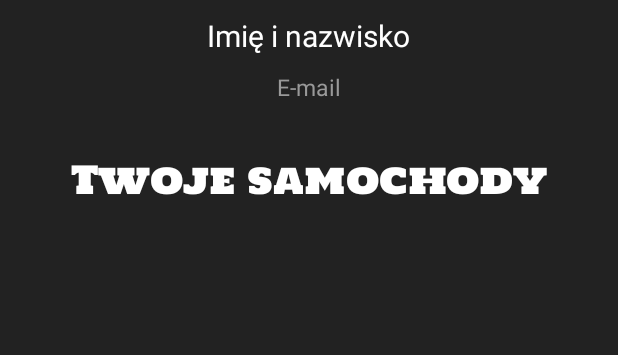
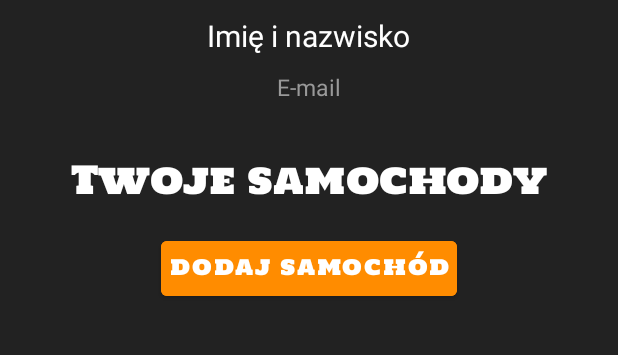
Before and after one commit to zulux99/parkopol, an Android app: the screen it shows after launch once a user with an empty profile is signed in (SecondActivity), in the side drawer, after a tap on "Konto", on a phone screen of 412 x 824 dp, the part 318-673 px from its top. Run offline under Robolectric (Android 15) with nearby library versions, the phone set to English and light mode, and no system bars; our stand-ins replace Firebase (no records; nobody signed in at launch, a user with empty details on screens opened directly), Picasso; pictures from the network do not load.

Commit message:
dodawanie samochodu - XML

```diff
--- a/app/src/main/java/com/example/parkopol/HistoriaFragment.kt
+++ b/app/src/main/java/com/example/parkopol/HistoriaFragment.kt
@@ -6,6 +6,7 @@ import android.view.View
 import android.view.ViewGroup
 import android.widget.ArrayAdapter
 import android.widget.ListView
+import android.widget.TextView
 import androidx.fragment.app.Fragment
 import com.google.android.gms.maps.model.MarkerOptions
 import com.google.firebase.auth.FirebaseAuth
@@ -53,7 +54,7 @@ class HistoriaFragment: Fragment() {
 
                         }
                     }
-                    var arrayAdapter = ArrayAdapter(context!!, android.R.layout.simple_list_item_1, tablicaParkowan)
+                    var arrayAdapter = ArrayAdapter(context!!, R.layout.custom_textview, tablicaParkowan)
                     listaParkowan.adapter = arrayAdapter
                 }
 
--- a/app/src/main/java/com/example/parkopol/KontoFragment.kt
+++ b/app/src/main/java/com/example/parkopol/KontoFragment.kt
@@ -36,12 +36,24 @@ class KontoFragment : Fragment() {
     ): View? {
         val myView = inflater.inflate(R.layout.fragment_konto, container, false)
         kontoBinding = FragmentKontoBinding.bind(myView)
-        val button = myView.findViewById(R.id.konto_usun) as Button
-        button.setOnClickListener {
+        val usunKontoButton = myView.findViewById(R.id.konto_usun) as Button
+        usunKontoButton.setOnClickListener {
             Log.d("komunikat", "1")
             deleteUser()
             Firebase.auth.signOut()
 //            TODO: po dwukrotnym usunięciu i zalogowaniu się crashuje
+        }
+        kontoBinding.dodajSamochod.setOnClickListener {
+            Toast.makeText(context, "Teścik", Toast.LENGTH_SHORT).show()
+            if (kontoBinding.zapiszSamochod.visibility == View.GONE) {
+                kontoBinding.samochodNazwa.visibility = View.VISIBLE
+                kontoBinding.samochodNrRejestracyjny.visibility = View.VISIBLE
+                kontoBinding.zapiszSamochod.visibility = View.VISIBLE
+            } else {
+                kontoBinding.samochodNazwa.visibility = View.GONE
+                kontoBinding.samochodNrRejestracyjny.visibility = View.GONE
+                kontoBinding.zapiszSamochod.visibility = View.GONE
+            }
         }
         val signInAccount: GoogleSignInAccount? = GoogleSignIn.getLastSignedInAccount(context)
         if (signInAccount != null) {
--- a/app/src/main/java/com/example/parkopol/MapaFragment.kt
+++ b/app/src/main/java/com/example/parkopol/MapaFragment.kt
@@ -122,7 +122,6 @@ class MapaFragment : Fragment(), OnMapReadyCallback, GoogleMap.OnMarkerClickList
         }
     }
 
-
     override fun onMarkerClick(marker: Marker): Boolean {
         val btnZaparkuj = view?.findViewById(R.id.zaparkuj) as Button
         btnZaparkuj.setOnClickListener{
@@ -133,7 +132,6 @@ class MapaFragment : Fragment(), OnMapReadyCallback, GoogleMap.OnMarkerClickList
         val intent = Intent(activity, SecondActivity::class.java)
         startActivity(intent)
         }
-
         btnZaparkuj.visibility = View.VISIBLE
         return false
     }
--- /dev/null
+++ b/app/src/main/res/layout/custom_textview.xml
@@ -0,0 +1,11 @@
+<?xml version="1.0" encoding="utf-8"?>
+<TextView xmlns:android="http://schemas.android.com/apk/res/android"
+    android:id="@android:id/text1"
+    android:layout_width="match_parent"
+    android:layout_height="wrap_content"
+    android:textAppearance="?android:attr/textAppearanceListItemSmall"
+    android:paddingStart="?android:attr/listPreferredItemPaddingStart"
+    android:paddingEnd="?android:attr/listPreferredItemPaddingEnd"
+    android:minHeight="?android:attr/listPreferredItemHeightSmall"
+    android:textColor="@color/white"
+    android:gravity="center_vertical" />
--- a/app/src/main/res/layout/fragment_historia.xml
+++ b/app/src/main/res/layout/fragment_historia.xml
@@ -4,9 +4,10 @@
     android:layout_height="match_parent"
     android:background="@color/tlo"
     android:id="@+id/fragment_historia">
-
     <ListView
         android:id="@+id/lista_parkowan"
         android:layout_width="match_parent"
+        android:divider="#aaa"
+        android:dividerHeight="1dp"
         android:layout_height="match_parent" />
 </RelativeLayout>
--- a/app/src/main/res/layout/fragment_konto.xml
+++ b/app/src/main/res/layout/fragment_konto.xml
@@ -1,23 +1,23 @@
 <?xml version="1.0" encoding="utf-8"?>
 <RelativeLayout xmlns:android="http://schemas.android.com/apk/res/android"
     xmlns:tools="http://schemas.android.com/tools"
+    android:id="@+id/fragment_konto"
     android:layout_width="match_parent"
     android:layout_height="match_parent"
-    android:background="@color/tlo"
-    android:id="@+id/fragment_konto">
+    android:background="@color/tlo">
 
     <TextView
         android:id="@+id/textView4"
         android:layout_width="wrap_content"
         android:layout_height="wrap_content"
         android:layout_alignParentTop="true"
+        android:layout_centerHorizontal="true"
+        android:layout_marginTop="0dp"
+        android:fontFamily="@font/holtwoodone"
         android:paddingTop="10dp"
-        android:layout_marginTop="0dp"
-        android:textSize="25dp"
-        android:fontFamily="@font/holtwoodone"
+        android:text="Zalogowany jako"
         android:textColor="@color/white"
-        android:layout_centerHorizontal="true"
-        android:text="Zalogowany jako" />
+        android:textSize="25dp" />
 
     <ImageView
         android:id="@+id/nav_avatar"
@@ -35,10 +35,10 @@
         android:layout_below="@+id/nav_avatar"
         android:layout_centerHorizontal="true"
         android:layout_marginTop="10dp"
+        android:text="Imię i nazwisko"
+        android:textAppearance="@style/TextAppearance.AppCompat.Body1"
         android:textColor="@color/white"
-        android:textSize="20dp"
-        android:text="Imię i nazwisko"
-        android:textAppearance="@style/TextAppearance.AppCompat.Body1" />
+        android:textSize="20dp" />
 
     <TextView
         android:id="@+id/adres_email"
@@ -47,9 +47,9 @@
         android:layout_below="@+id/imie_nazwisko"
         android:layout_centerHorizontal="true"
         android:layout_marginTop="10dp"
+        android:text="E-mail"
         android:textColor="#999"
-        android:textSize="15dp"
-        android:text="E-mail" />
+        android:textSize="15dp" />
 
     <Button
         android:id="@+id/konto_usun"
@@ -59,8 +59,8 @@
         android:backgroundTint="@color/pomaranczowy"
         android:fontFamily="@font/holtwoodone"
         android:text="@string/usu_konto"
-        android:visibility="gone"
-        android:textColor="@color/white" />
+        android:textColor="@color/white"
+        android:visibility="gone" />
 
     <TextView
         android:id="@+id/textView5"
@@ -68,16 +68,71 @@
         android:layout_height="wrap_content"
         android:layout_below="@+id/adres_email"
         android:layout_centerHorizontal="true"
+        android:layout_marginTop="30dp"
         android:fontFamily="@font/holtwoodone"
-        android:layout_marginTop="30dp"
         android:text="Twoje samochody"
         android:textColor="@color/white"
-        android:textSize="25dp" />
+        android:textSize="25sp" />
 
     <ListView
         android:layout_width="match_parent"
         android:layout_height="match_parent"
-        android:layout_marginTop="30dp"
-        android:layout_below="@+id/textView5" />
+        android:visibility="visible"
+        android:layout_below="@+id/zapisz_samochod"/>
+
+    <Button
+        android:id="@+id/dodaj_samochod"
+        android:layout_width="wrap_content"
+        android:layout_height="wrap_content"
+        android:layout_centerInParent="true"
+        android:layout_margin="10dp"
+        android:padding="5dp"
+        android:layout_below="@+id/textView5"
+        android:backgroundTint="@color/pomaranczowy"
+        android:fontFamily="@font/holtwoodone"
+        android:text="Dodaj samochód"
+        android:textColor="@color/white" />
+    <Button
+        android:id="@+id/zapisz_samochod"
+        android:layout_width="wrap_content"
+        android:layout_height="wrap_content"
+        android:layout_centerInParent="true"
+        android:layout_margin="10dp"
+        android:padding="5dp"
+        android:layout_below="@+id/samochod_nr_rejestracyjny"
+        android:backgroundTint="@color/pomaranczowy"
+        android:fontFamily="@font/holtwoodone"
+        android:text="Zapisz"
+        android:visibility="gone"
+        android:textColor="@color/white" />
+
+    <EditText
+        android:id="@+id/samochod_nazwa"
+        android:layout_width="match_parent"
+        android:layout_height="wrap_content"
+        android:layout_margin="5dp"
+        android:textColor="@color/white"
+        android:textColorHint="#666"
+        android:layout_below="@+id/dodaj_samochod"
+        android:backgroundTint="@color/pomaranczowy"
+        android:hint="Nazwa samochodu"
+        android:ems="10"
+        android:visibility="gone"
+        android:inputType="numberDecimal" />
+
+    <EditText
+        android:id="@+id/samochod_nr_rejestracyjny"
+        android:layout_width="match_parent"
+        android:layout_height="wrap_content"
+        android:layout_margin="5dp"
+        android:textColor="@color/white"
+        android:textColorHint="#666"
+        android:layout_below="@+id/samochod_nazwa"
+        android:backgroundTint="@color/pomaranczowy"
+        android:hint="Nr rejestracyjny"
+        android:ems="10"
+        android:visibility="gone"
+        android:inputType="numberDecimal" />
+
 
 </RelativeLayout>
--- a/app/src/main/res/values/themes.xml
+++ b/app/src/main/res/values/themes.xml
@@ -17,5 +17,4 @@
         <item name="windowActionBar">false</item>
         <item name="windowNoTitle">true</item>
     </style>
-
 </resources>
```
